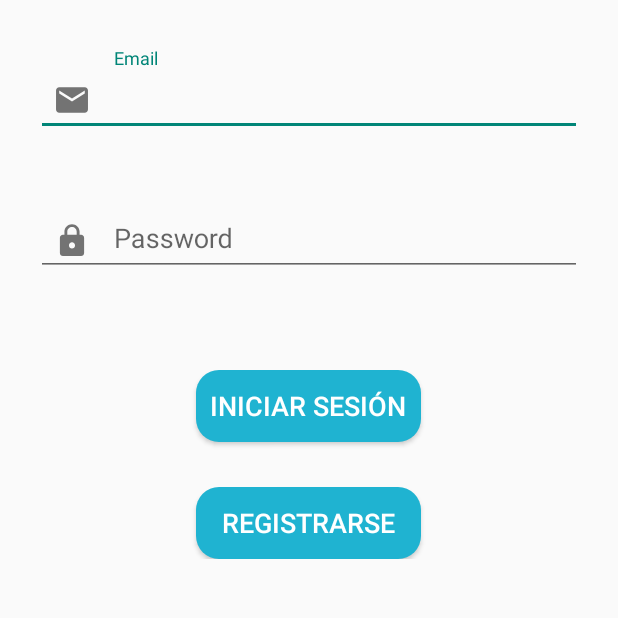
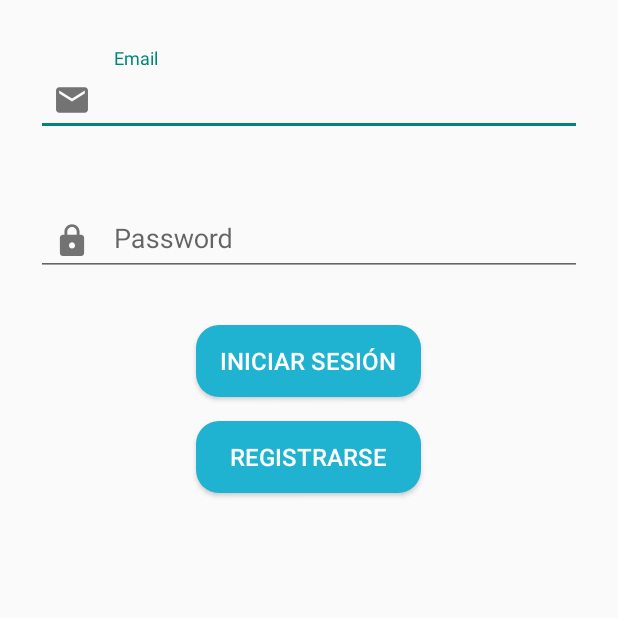
Before and after one commit to RubidiaPaz/ChatApp, an Android app: the screen it shows after launch (Login), on a phone screen of 412 x 824 dp, the part 384-1002 px from its top. Run offline under Robolectric (Android 15) with nearby library versions, the phone set to English and light mode, and no system bars; our stand-ins replace Firebase (no records; nobody signed in at launch, a user with empty details on screens opened directly).

Commit message:
relative layout

```diff
--- a/app/src/main/res/layout/activity_login.xml
+++ b/app/src/main/res/layout/activity_login.xml
@@ -14,7 +14,8 @@
         app:layout_constraintEnd_toEndOf="parent"
         app:layout_constraintStart_toStartOf="parent"
         app:layout_constraintTop_toTopOf="parent"
-        app:srcCompat="@drawable/logo" />
+        app:srcCompat="@drawable/logo"
+        android:contentDescription="@string/descripcion_logo1" />
 
     <com.google.android.material.textfield.TextInputLayout
         android:id="@+id/correo"
@@ -23,7 +24,7 @@
         android:layout_marginStart="24dp"
         android:layout_marginTop="32dp"
         android:layout_marginEnd="24dp"
-        android:hint="Email"
+        android:hint="@string/email"
         app:endIconMode="clear_text"
         app:layout_constraintEnd_toEndOf="parent"
         app:layout_constraintHorizontal_bias="0.0"
@@ -61,40 +62,40 @@
     </com.google.android.material.textfield.TextInputLayout>
 
 
-    <LinearLayout
-        app:layout_constraintTop_toBottomOf="@+id/pass"
-        android:layout_marginTop="60dp"
+
+
+    <RelativeLayout
         android:layout_width="match_parent"
         android:layout_height="wrap_content"
-        android:orientation="vertical"
-        android:gravity="center">
+        app:layout_constraintTop_toBottomOf="@+id/pass"
 
+        >
         <Button
             android:id="@+id/btnLogin"
             android:layout_width="150dp"
+            android:layout_marginTop="30dp"
             android:layout_height="wrap_content"
             android:background="@drawable/btn_background"
             android:text="Iniciar Sesión"
             android:textColor="@color/white"
-            android:textSize="18sp"
+            android:textSize="@dimen/text_size"
+            android:layout_centerHorizontal="true"
             />
 
         <Button
             android:id="@+id/btnSignUp"
+            android:layout_below="@+id/btnLogin"
             android:layout_width="150dp"
+            android:layout_marginVertical="16dp"
             android:layout_marginTop="30dp"
             android:layout_height="wrap_content"
             android:background="@drawable/btn_background"
             android:text="Registrarse"
+            android:layout_centerHorizontal="true"
             android:textColor="@color/white"
-            android:textSize="18sp"
+            android:textSize="@dimen/text_size"
             tools:layout_editor_absoluteY="394dp" />
 
-
-    </LinearLayout>
-
-
-
-
+    </RelativeLayout>
 
 </androidx.constraintlayout.widget.ConstraintLayout>
--- /dev/null
+++ b/app/src/main/res/values/dimens.xml
@@ -0,0 +1,4 @@
+<?xml version="1.0" encoding="utf-8"?>
+<resources>
+    <dimen name="text_size">16sp</dimen>
+</resources>
--- a/app/src/main/res/values/strings.xml
+++ b/app/src/main/res/values/strings.xml
@@ -1,3 +1,6 @@
 <resources>
     <string name="app_name">ChatApp</string>
+    <string name="descripcion_logo">Imagen del Logo de la aplicacion</string>
+    <string name="descripcion_logo1">Descripcion del Logo de la aplicacion</string>
+    <string name="email">Email</string>
 </resources>
```
